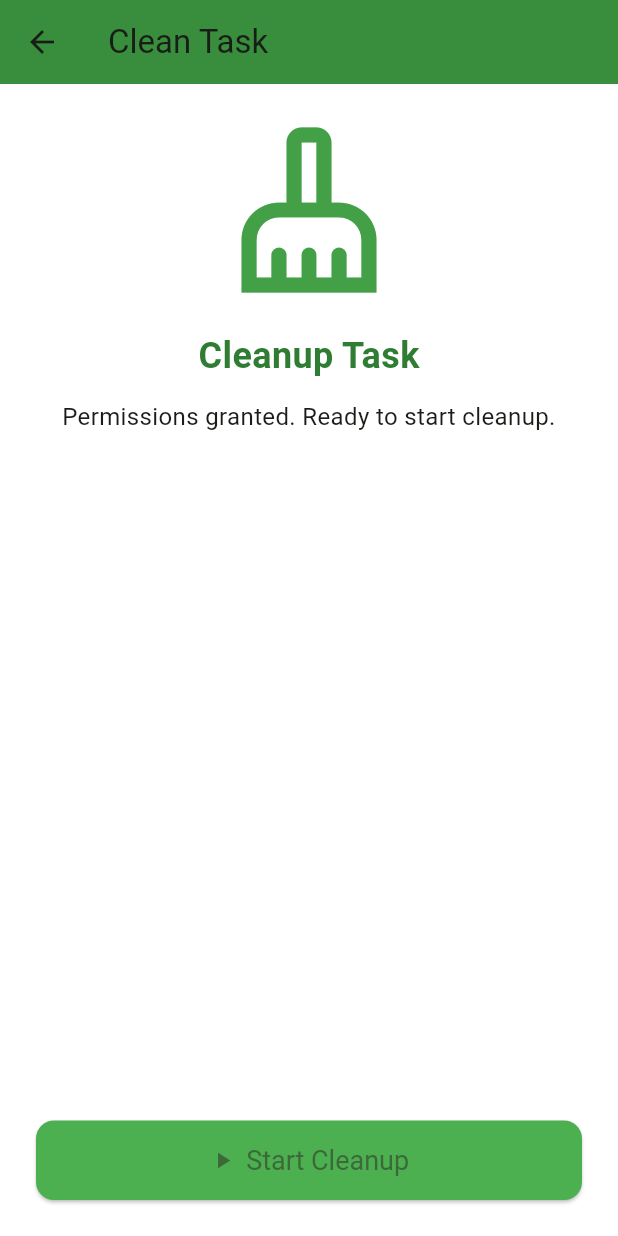
After one commit to Akul2010/Symbiosis, a Flutter app: the CleanScreen screen opened directly, on a phone screen of 412 x 824 dp. The commit adds this screen. Run offline on Flutter 3.47's test engine with Material 3 defaults, Android fonts, the phone set to English and light mode, and no system bars; our stand-ins replace geolocator, image_picker, pedometer, permission_handler.

Commit message:
Add tracking and verification for each task
Added tracking for each task to verify it has been complete. So far, it checks if you're walking, how much you've walked, etc, same for biking, and for cleaning, instead of an AI model, which was the original plan, we check for where the picture was taken, as well as the time period it was taken in. Successfully doing these tasks gives climate coins, and failure to do them does not.

```diff
--- /dev/null
+++ b/lib/screens/clean_screen.dart
@@ -0,0 +1,200 @@
+import 'dart:io';
+
+import 'package:flutter/material.dart';
+import 'package:geolocator/geolocator.dart';
+import 'package:image_picker/image_picker.dart';
+import 'package:permission_handler/permission_handler.dart';
+
+class CleanScreen extends StatefulWidget {
+  const CleanScreen({super.key});
+
+  @override
+  State<CleanScreen> createState() => _CleanScreenState();
+}
+
+class _CleanScreenState extends State<CleanScreen> {
+  String _status = "Requesting permissions...";
+  bool _tracking = false;
+  Position? _startPosition;
+  DateTime? _startTime;
+  Position? _currentPosition;
+  File? _image;
+
+  final ImagePicker _picker = ImagePicker();
+
+  @override
+  void initState() {
+    super.initState();
+    _initPermissions();
+  }
+
+  Future<void> _initPermissions() async {
+    bool locationGranted = await _requestPermission(Permission.locationWhenInUse);
+    bool cameraGranted = await _requestPermission(Permission.camera);
+    if (!locationGranted || !cameraGranted) {
+      setState(() => _status = "Required permissions not granted.");
+      return;
+    }
+    setState(() => _status = "Permissions granted. Ready to start cleanup.");
+  }
+
+  Future<bool> _requestPermission(Permission permission) async {
+    if (await permission.isGranted) return true;
+    final result = await permission.request();
+    return result.isGranted;
+  }
+
+  void _startTracking() async {
+    setState(() {
+      _tracking = true;
+      _status = "Tracking cleanup activity...";
+      _startPosition = null;
+      _startTime = DateTime.now();
+      _image = null;
+    });
+
+    try {
+      Position position = await Geolocator.getCurrentPosition(desiredAccuracy: LocationAccuracy.high);
+      setState(() {
+        _startPosition = position;
+        _currentPosition = position;
+        _status = "Started at (${position.latitude.toStringAsFixed(4)}, ${position.longitude.toStringAsFixed(4)})";
+      });
+    } catch (e) {
+      setState(() => _status = "Error getting location: $e");
+    }
+
+    Geolocator.getPositionStream(locationSettings: const LocationSettings(accuracy: LocationAccuracy.high, distanceFilter: 5))
+        .listen((Position position) {
+      if (!_tracking) return;
+      setState(() {
+        _currentPosition = position;
+        _status = "Cleaning in progress at (${position.latitude.toStringAsFixed(4)}, ${position.longitude.toStringAsFixed(4)})";
+      });
+    });
+  }
+
+  Future<void> _pickImage(ImageSource source) async {
+    final pickedFile = await _picker.pickImage(source: source, maxWidth: 800, maxHeight: 800, imageQuality: 80);
+    if (pickedFile != null) {
+      setState(() {
+        _image = File(pickedFile.path);
+      });
+    }
+  }
+
+  void _stopTracking() {
+    if (_startPosition == null || _startTime == null) {
+      setState(() {
+        _tracking = false;
+        _status = "Cleanup stopped, but no start data recorded.";
+      });
+      return;
+    }
+
+    final timeElapsed = DateTime.now().difference(_startTime!);
+    double distance = 0;
+
+    if (_currentPosition != null) {
+      distance = Geolocator.distanceBetween(
+        _startPosition!.latitude,
+        _startPosition!.longitude,
+        _currentPosition!.latitude,
+        _currentPosition!.longitude,
+      );
+    }
+
+    // Validation: At least 10 minutes and moved at least 10 meters, and photo taken
+    bool validCleanup = timeElapsed.inMinutes >= 10 && distance >= 10 && _image != null;
+
+    setState(() {
+      _tracking = false;
+      _status = validCleanup
+          ? "Cleanup verified!\nTime: ${timeElapsed.inMinutes} min\nDistance: ${distance.toStringAsFixed(1)} m\nPhoto Uploaded"
+          : "Cleanup incomplete.\nEnsure you moved enough, spent time cleaning, and uploaded a photo.";
+    });
+
+    _startPosition = null;
+    _startTime = null;
+    _currentPosition = null;
+    if (!validCleanup) _image = null;
+  }
+
+  @override
+  Widget build(BuildContext context) {
+    return Scaffold(
+      appBar: AppBar(
+        title: const Text("Clean Task"),
+        backgroundColor: Colors.green[700],
+      ),
+      body: Padding(
+        padding: const EdgeInsets.all(24),
+        child: Column(
+          children: [
+            Icon(Icons.cleaning_services_outlined, size: 120, color: Colors.green[600]),
+            const SizedBox(height: 20),
+            Text(
+              "Cleanup Task",
+              style: TextStyle(fontSize: 24, fontWeight: FontWeight.bold, color: Colors.green[800]),
+            ),
+            const SizedBox(height: 12),
+            Text(_status, textAlign: TextAlign.center, style: const TextStyle(fontSize: 16)),
+            const SizedBox(height: 20),
+
+            if (_image != null)
+              ClipRRect(
+                borderRadius: BorderRadius.circular(12),
+                child: Image.file(_image!, height: 250, fit: BoxFit.cover),
+              ),
+
+            const SizedBox(height: 20),
+            if (_tracking)
+              Row(
+                mainAxisAlignment: MainAxisAlignment.center,
+                children: [
+                  ElevatedButton.icon(
+                    onPressed: () => _pickImage(ImageSource.camera),
+                    icon: const Icon(Icons.camera_alt),
+                    label: const Text("Take Photo"),
+                    style: ElevatedButton.styleFrom(
+                      backgroundColor: Colors.green[600],
+                      padding: const EdgeInsets.symmetric(horizontal: 16, vertical: 12),
+                      shape: RoundedRectangleBorder(borderRadius: BorderRadius.circular(10)),
+                    ),
+                  ),
+                  const SizedBox(width: 20),
+                  ElevatedButton.icon(
+                    onPressed: () => _pickImage(ImageSource.gallery),
+                    icon: const Icon(Icons.photo_library),
+                    label: const Text("Upload Photo"),
+                    style: ElevatedButton.styleFrom(
+                      backgroundColor: Colors.green[400],
+                      padding: const EdgeInsets.symmetric(horizontal: 16, vertical: 12),
+                      shape: RoundedRectangleBorder(borderRadius: BorderRadius.circular(10)),
+                    ),
+                  ),
+                ],
+              ),
+
+            const Spacer(),
+
+            SizedBox(
+              width: double.infinity,
+              child: ElevatedButton.icon(
+                icon: Icon(_tracking ? Icons.stop : Icons.play_arrow),
+                label: Text(_tracking ? "Stop Cleanup" : "Start Cleanup"),
+                style: ElevatedButton.styleFrom(
+                  backgroundColor: _tracking ? Colors.red : Colors.green,
+                  padding: const EdgeInsets.symmetric(vertical: 16),
+                  textStyle: const TextStyle(fontSize: 18),
+                  shape: RoundedRectangleBorder(borderRadius: BorderRadius.circular(12)),
+                ),
+                onPressed: _tracking ? _stopTracking : _startTracking,
+              ),
+            ),
+          ],
+        ),
+      ),
+    );
+  }
+}
--- a/pubspec.yaml
+++ b/pubspec.yaml
@@ -38,6 +38,11 @@ dependencies:
   location: ^8.0.1
   permission_handler: ^12.0.0+1
   shared_preferences: ^2.5.3
+  sensors_plus: ^6.1.1
+  geolocator: ^14.0.1
+  geocoding: ^4.0.0
+  path_provider: ^2.1.5
+  pedometer: ^4.1.1
 
 dev_dependencies:
   flutter_test:
```
Also changed, not shown: lib/screens/bike_screen.dart (added, +136 -0 lines), lib/screens/home_screen.dart (+98 -91 lines), lib/screens/walk_screen.dart (added, +125 -0 lines), pubspec.lock, 2 other files.
